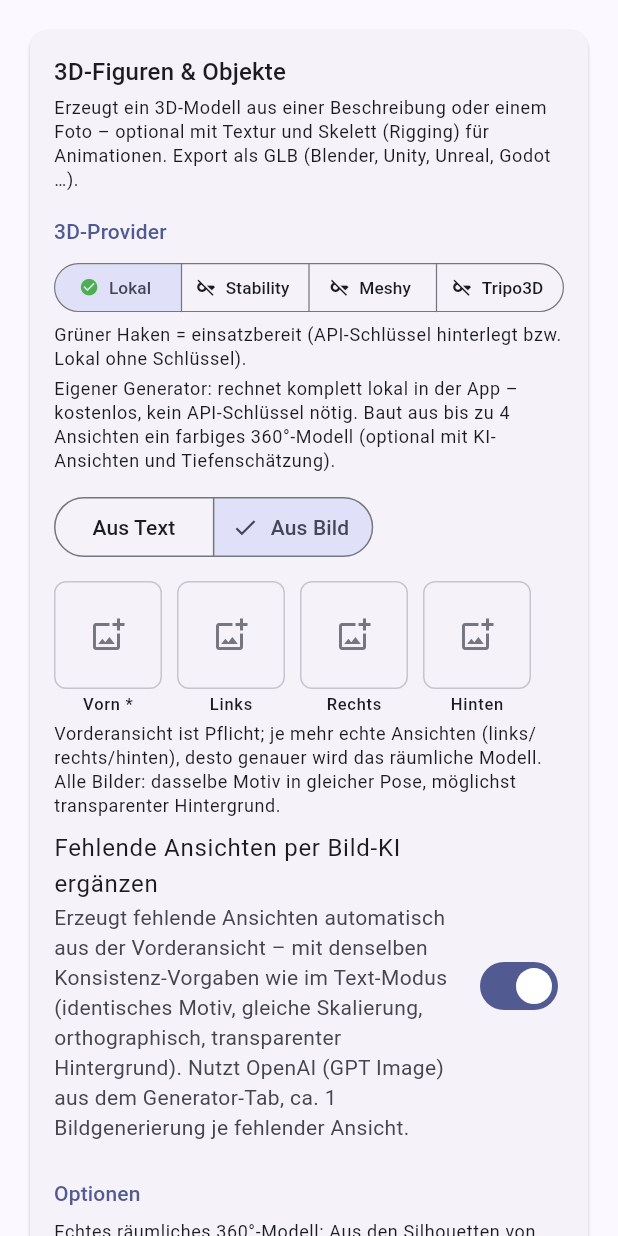
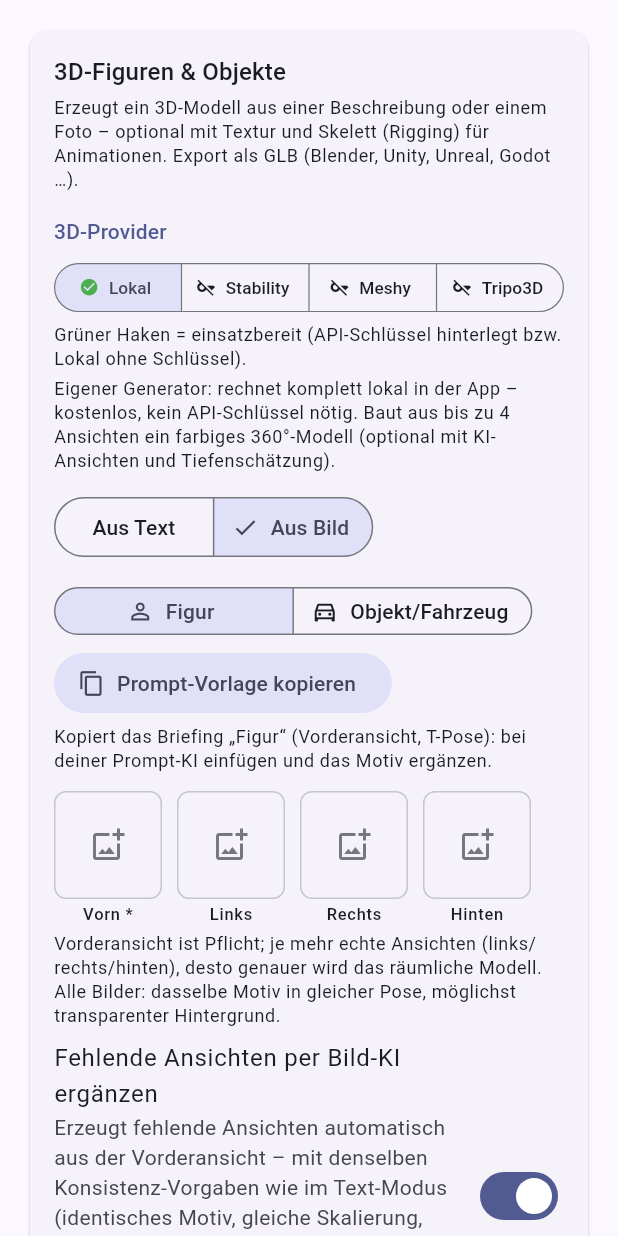
Before and after one commit to Alex1977-code/Bildgenerator, a Flutter app: the ThreeDScreen widget shown alone on an empty page, opened directly with empty values, on a phone screen of 412 x 824 dp. Run offline on Flutter 3.47's test engine with Material 3 defaults, Android fonts, the phone set to English and light mode, and no system bars; our stand-ins replace flutter_secure_storage, image_picker, pdf, share_plus, shared_preferences, web; missing offline and left inert: dart:js_interop, desktop_drop, file_selector; accounts and stored records are empty.

Commit message:
Blickrichtungs-Erkennung fürs Auto-Rigging + Prompt-Hilfe an der Eingabe
Stability-Modelle schauen Richtung -z (Kamera-Raum), das Rig nahm bisher
immer +z an - die Verbeugung ging nach hinten und der Viewer startete
mit der Rückansicht:
- estimateFrontSign: geometrische Schätzung der Blickrichtung
  (Fußspitzen ragen nach vorn, Kopf sitzt vor der Brust; an echten
  Modellen vermessen, klare Fälle >=0,2 der Tiefe, Schwelle 0,08)
- Pipeline-Wissen hat Vorrang: Stability riggt mit knownFrontSign -1,
  der lokale Generator mit +1 (auch für Vierbeiner, Vögel usw., deren
  Skelett-Kopf sonst stur auf +z lag)
- Bei -z wird das komplette Skelett an der Modellmitte gespiegelt und
  die Blickrichtung als front_z in den Skin-Extras gespeichert
- Testanimationen spiegeln ihre Posen bei -z (Quaternion -x,-y,z,w):
  Verbeugen/Nicken gehen zum Gesicht, Rennen lehnt nach vorn
- Viewer startet mit dem Gesicht zur Kamera (Rig-Extras, sonst
  Schätzung); Rig-Editor: Vorn/Hinten-Presets folgen der Blickrichtung

Fahrzeug aus Frontalansicht (flache Platte, 5 Phantom-Räder):
- Fahrzeug-Rig lehnt fast flache Modelle mit verständlicher Meldung ab
  (Dreiviertelansicht als Bildvorlage empfohlen); >=3 "Einzelräder"
  hintereinander fallen auf das Standard-Fahrwerk zurück
- Stability-Text->3D erzeugt für Objekte/Fahrzeuge jetzt eine
  Dreiviertelansicht statt der Frontalansicht (threeQuarterFront)
- Prompt-Vorlage "Objekt/Fahrzeug" empfiehlt die Dreiviertelansicht
  statt der orthographischen Frontalansicht (die erzeugte nur Reliefs)

Prompt-Hilfe direkt an der Eingabe (statt versteckter Vorlagen-Liste):
Schalter Figur/Objekt+Fahrzeug plus Kopier-Knopf, der automatisch die
zum Modus passende Vorlage wählt (Bild->3D-Briefings bzw. natives
Text->3D); der Objekt-Schalter steuert zugleich die Dreiviertelansicht

Tests: Blickrichtungs-Erkennung inkl. gespiegelter Verbeugung,
Platten-Ablehnung im Fahrzeug-Rig; am hochgeladenen Nutzer-Modell
verifiziert (front_z -1, Verbeugung beugt zum Gesicht)

Co-Authored-By: Claude <noreply@anthropic.com>
Claude-Session: https://claude.ai/code/session_01X62YrZoYAAA7b7wtJTmR84

```diff
--- a/lib/screens/three_d_screen.dart
+++ b/lib/screens/three_d_screen.dart
@@ -186,10 +186,14 @@ class _ThreeDScreenState extends State<ThreeDScreen> {
           'Regeln:\n\n'
           '- GENAU EIN freistehendes Objekt, vollständig sichtbar mit '
           'etwas Rand.\n'
-          '- Exakte Vorderansicht ohne starke Perspektive '
-          '(orthographisch wirkend). Bei Fahrzeugen: eben stehend, '
-          'alle Räder vollständig sichtbar und deutlich vom Aufbau '
-          'getrennt.\n'
+          '- Dreiviertelansicht: schräg von vorn und leicht erhöht, '
+          'sodass Front UND eine Seite gleichzeitig sichtbar sind. '
+          'WICHTIG: KEINE reine Frontal- oder Seitenansicht ohne '
+          'Perspektive – daraus rekonstruiert die 3D-KI nur eine '
+          'flache Platte ohne Tiefe.\n'
+          '- Bei Fahrzeugen: eben auf allen Rädern stehend, Räder '
+          'sichtbar und deutlich vom Aufbau getrennt, Fahrzeugflanke '
+          'im Bild.\n'
           '- Transparenter oder neutraler Hintergrund, kein Boden, '
           'kein Schatten, keine Umgebungs-Spiegelungen im Lack.\n'
           '- Gleichmäßiges, weiches Studiolicht.\n'
@@ -229,6 +233,72 @@ class _ThreeDScreenState extends State<ThreeDScreen> {
       _showSnack('Vorlage „$title“ kopiert – bei deiner Prompt-KI '
           'einfügen und das Motiv ergänzen.');
     }
+  }
+
+  /// Motivart für die Prompt-Hilfe neben der Eingabe ('figure'/'object').
+  String _promptSubject = 'figure';
+
+  /// Prompt-Hilfe direkt an der Eingabe: Schalter Figur/Objekt und ein
+  /// Knopf, der die jeweils passende Vorlage für die Prompt-KI kopiert.
+  /// [forImages] = die Beschreibung wird zu Bildern (Lokal, Stability,
+  /// Ansichten-Pipeline) bzw. es werden eigene Bilder verwendet – dann
+  /// gelten die Bild→3D-Briefings; sonst das knappe native Text→3D.
+  Widget _promptHelp(ThemeData theme, {required bool forImages}) {
+    final (title, _, text) = forImages
+        ? (_promptSubject == 'figure'
+            ? _promptTemplates[0]
+            : _promptTemplates[1])
+        : _promptTemplates[2];
+    final String hint;
+    if (!forImages) {
+      hint = 'Kopiert die Anleitung für knappe native Text→3D-Prompts '
+          '(inkl. Negativ-Prompt) – gilt für Figuren und Objekte.';
+    } else if (_promptSubject == 'figure') {
+      hint = 'Kopiert das Briefing „Figur“ (Vorderansicht, T-Pose): bei '
+          'deiner Prompt-KI einfügen und das Motiv ergänzen.';
+    } else {
+      hint = 'Kopiert das Briefing „Objekt/Fahrzeug“ '
+          '(Dreiviertelansicht – aus reiner Frontalansicht entsteht nur '
+          'eine flache Platte): bei deiner Prompt-KI einfügen.';
+    }
+    return Column(
+      crossAxisAlignment: CrossAxisAlignment.start,
+      children: [
+        Wrap(
+          spacing: 8,
+          runSpacing: 4,
+          crossAxisAlignment: WrapCrossAlignment.center,
+          children: [
+            if (forImages)
+              SegmentedButton<String>(
+                segments: const [
+                  ButtonSegment(
+                      value: 'figure',
+                      label: Text('Figur'),
+                      icon: Icon(Icons.person_outline)),
+                  ButtonSegment(
+                      value: 'object',
+                      label: Text('Objekt/Fahrzeug'),
+                      icon: Icon(Icons.directions_car_outlined)),
+                ],
+                selected: {_promptSubject},
+                showSelectedIcon: false,
+                style:
+                    const ButtonStyle(visualDensity: VisualDensity.compact),
+                onSelectionChanged: (selection) =>
+                    setState(() => _promptSubject = selection.first),
+              ),
+            FilledButton.tonalIcon(
+              icon: const Icon(Icons.copy, size: 18),
+              label: const Text('Prompt-Vorlage kopieren'),
+              onPressed: () => _copyTemplate(title, text),
+            ),
+          ],
+        ),
+        const SizedBox(height: 4),
+        Text(hint, style: theme.textTheme.bodySmall),
+      ],
+    );
   }
 
   static const _tPoseSuffix =
@@ -415,6 +485,13 @@ class _ThreeDScreenState extends State<ThreeDScreen> {
           isCancelled: cancelled,
           // Stability braucht nur ein Bild – das spart Kosten.
           frontOnly: isStability,
+          // Objekte/Fahrzeuge aus EINEM Bild: Dreiviertelansicht statt
+          // Frontalansicht, sonst rekonstruiert Stability nur eine
+          // flache Platte ohne Tiefe. Figuren behalten die bewährte
+          // Vorderansicht.
+          threeQuarterFront: isStability &&
+              (_promptSubject == 'object' ||
+                  (_rigging && _rigType == 'vehicle')),
           // Bereits gefüllte Ansichten-Kacheln werden wiederverwendet.
           existing: {
             for (final entry in _views.entries)
@@ -578,7 +655,9 @@ class _ThreeDScreenState extends State<ThreeDScreen> {
           e.toString().replaceFirst('Exception: ', ''));
     }
     final unrigged = glb;
-    final rigged = _maybeInjectRig(() => glb, (v) => glb = v, progress);
+    // Der lokale Generator baut die Vorderansicht nach +z.
+    final rigged = _maybeInjectRig(() => glb, (v) => glb = v, progress,
+        knownFrontSign: 1);
     _addResult(
       glbBytes: glb,
       label: label ?? '360°-Modell (lokal)',
@@ -592,13 +671,18 @@ class _ThreeDScreenState extends State<ThreeDScreen> {
   }
 
   /// Baut bei aktivem Rigging das lokale Standard-Skelett ins GLB ein.
-  /// Liefert true, wenn das Modell geriggt wurde.
+  /// Liefert true, wenn das Modell geriggt wurde. [knownFrontSign]
+  /// gibt Pipeline-Wissen über die Blickrichtung weiter (Stability
+  /// rekonstruiert die Bildseite nach -z, der lokale Generator baut
+  /// nach +z) – zuverlässiger als die geometrische Schätzung.
   bool _maybeInjectRig(Uint8List Function() getGlb,
-      void Function(Uint8List) setGlb, void Function(String) progress) {
+      void Function(Uint8List) setGlb, void Function(String) progress,
+      {int? knownFrontSign}) {
     if (!_rigging) return false;
     progress('Skelett wird eingebaut …');
     try {
-      setGlb(injectAutoRig(getGlb(), rigType: _rigType));
+      setGlb(injectAutoRig(getGlb(),
+          rigType: _rigType, knownFrontSign: knownFrontSign));
       return true;
     } on Exception catch (e) {
       _showSnack('Rigging nicht möglich: '
@@ -638,7 +722,10 @@ class _ThreeDScreenState extends State<ThreeDScreen> {
       foregroundRatio: foregroundRatio,
     );
     final unrigged = glb;
-    final rigged = _maybeInjectRig(() => glb, (v) => glb = v, progress);
+    // Stability rekonstruiert im Kamera-Raum: Die im Bild sichtbare
+    // Seite (Vorderansicht) zeigt im Modell nach -z.
+    final rigged = _maybeInjectRig(() => glb, (v) => glb = v, progress,
+        knownFrontSign: -1);
     _addResult(
       glbBytes: glb,
       label: label,
@@ -1411,6 +1498,9 @@ class _ThreeDScreenState extends State<ThreeDScreen> {
                       border: OutlineInputBorder(),
                     ),
                   ),
+                  const SizedBox(height: 8),
+                  _promptHelp(theme,
+                      forImages: isLocal || isStability || _viewsFromText),
                   if (!isLocal && !isStability && !_viewsFromText) ...[
                     const SizedBox(height: 12),
                     TextField(
@@ -1519,6 +1609,11 @@ class _ThreeDScreenState extends State<ThreeDScreen> {
                     ),
                   ],
                 ] else ...[
+                  // Prompt-Hilfe auch im Bild-Modus: Die Bildvorlagen
+                  // entstehen meist im Generator-Tab – hier steht die
+                  // passende Vorlage zum Kopieren bereit.
+                  _promptHelp(theme, forImages: true),
+                  const SizedBox(height: 12),
                   Builder(builder: (context) {
                     final showAllViews = !isStability;
                     return Wrap(
@@ -2123,65 +2218,15 @@ class _ThreeDScreenState extends State<ThreeDScreen> {
                       'allem auf Charaktere und Props trainiert – Räder '
                       'und Radkästen gelingen über den Bild-Weg (erst '
                       'Bild generieren, dann „Aus Bild“) fast immer '
-                      'besser.\n'
+                      'besser. Als Bildvorlage eine Dreiviertelansicht '
+                      '(schräg von vorn, Seite sichtbar) verwenden – '
+                      'aus einer reinen Frontalansicht ohne Perspektive '
+                      'entsteht nur eine flache Platte.\n'
                       '• Saubere Topologie: Die Ausgabe ist ein dichtes, '
                       'unregelmäßiges Dreiecksnetz. Für scharfe Kanten '
                       '„Vierecke (Quads)“ bzw. Quad-Topologie wählen und '
                       'für professionelle Weiterbearbeitung eine '
                       'Retopologie in Blender einplanen.',
-                      style: theme.textTheme.bodySmall,
-                    ),
-                  ],
-                ),
-                ExpansionTile(
-                  tilePadding: EdgeInsets.zero,
-                  childrenPadding: const EdgeInsets.only(bottom: 8),
-                  leading: const Icon(Icons.copy_all_outlined),
-                  title:
-                      const Text('Prompt-Vorlagen für deine Prompt-KI'),
-                  subtitle: Text(
-                    'Anleitungen zum Kopieren – damit ChatGPT, Claude & '
-                    'Co. Prompts schreiben, die perfekt zur 3D-Pipeline '
-                    'passen',
-                    style: theme.textTheme.bodySmall,
-                  ),
-                  children: [
-                    for (final (title, subtitle, text)
-                        in _promptTemplates)
-                      ExpansionTile(
-                        tilePadding: EdgeInsets.zero,
-                        childrenPadding:
-                            const EdgeInsets.only(bottom: 8),
-                        title: Text(title),
-                        subtitle: Text(subtitle,
-                            style: theme.textTheme.bodySmall),
-                        trailing: IconButton(
-                          tooltip: 'Vorlage kopieren',
-                          icon: const Icon(Icons.copy),
-                          onPressed: () => _copyTemplate(title, text),
-                        ),
-                        children: [
-                          Container(
-                            width: double.infinity,
-                            padding: const EdgeInsets.all(12),
-                            decoration: BoxDecoration(
-                              color: theme
-                                  .colorScheme.surfaceContainerHighest,
-                              borderRadius: BorderRadius.circular(8),
-                            ),
-                            child: SelectableText(
-                              text,
-                              style: theme.textTheme.bodySmall,
-                            ),
-                          ),
-                        ],
-                      ),
-                    const SizedBox(height: 4),
-                    Text(
-                      'Ablauf: Vorlage kopieren → bei deiner Prompt-KI '
-                      'einfügen und dein Motiv ergänzen → den erzeugten '
-                      'Prompt im Generator-Tab (Bild-Vorlagen) bzw. hier '
-                      'im Text-Modus (natives Text→3D) verwenden.',
                       style: theme.textTheme.bodySmall,
                     ),
                   ],
```
Also changed, not shown: lib/screens/model_preview_screen.dart (+16 -1 lines), lib/screens/rig_edit_screen.dart (+19 -5 lines), lib/services/auto_rig.dart (+136 -12 lines), lib/services/glb_preview.dart (+9 -0 lines), lib/services/preview_animations.dart (+19 -0 lines), lib/services/view_generator.dart (+19 -4 lines), 2 other files.
